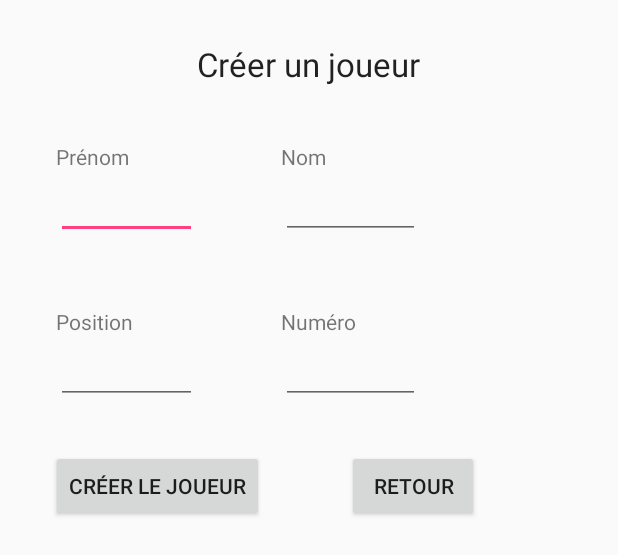
After one commit to shipl0ad/ProjetHockey, an Android app: the layout creejoueurs.xml on its own in the app's theme, with its tools: preview values and no code run, on a phone screen of 412 x 824 dp. The commit adds this screen. Shown: the top 555 px of the screen. Run offline under Robolectric (Android 15) with nearby library versions, the phone set to English and light mode, and no system bars.

Commit message:
scrollview et view creer joueurs

```diff
--- a/HockeySS/app/src/main/res/layout/activity_main.xml
+++ b/HockeySS/app/src/main/res/layout/activity_main.xml
@@ -9,6 +9,25 @@
     android:paddingTop="@dimen/activity_vertical_margin"
     tools:context="com.example.a6105160.projethockey.MainActivity">
 
+    <TextView
+        android:layout_width="wrap_content"
+        android:layout_height="wrap_content"
+        android:textAppearance="?android:attr/textAppearanceLarge"
+        android:text="Scoresheet Hockey"
+        android:id="@+id/textView"
+        android:layout_alignParentTop="true"
+        android:layout_centerHorizontal="true"
+        android:layout_marginTop="32dp" />
+
+
+    <ScrollView xmlns:android="http://schemas.android.com/apk/res/android"
+        android:layout_width="match_parent"
+        android:layout_height="match_parent"
+        android:fillViewport="true">
+
+        <RelativeLayout
+            android:layout_width="match_parent"
+            android:layout_height="match_parent">
             <Button
                 android:layout_width="wrap_content"
                 android:layout_height="wrap_content"
@@ -35,15 +54,14 @@
                 android:layout_alignEnd="@+id/button2"
                 android:layout_alignStart="@+id/button2" />
 
-    <TextView
+            <Button
                 android:layout_width="wrap_content"
                 android:layout_height="wrap_content"
-        android:textAppearance="?android:attr/textAppearanceLarge"
-        android:text="Scoresheet Hockey"
-        android:id="@+id/textView"
-        android:layout_alignParentTop="true"
-        android:layout_centerHorizontal="true"
-        android:layout_marginTop="32dp" />
+                android:text="Statistiques"
+                android:id="@+id/button10"
+                android:layout_below="@+id/button3"
+                android:layout_alignStart="@+id/button3"
+                android:layout_alignEnd="@+id/button3" />
 
             <Button
                 android:layout_width="wrap_content"
@@ -55,12 +73,9 @@
                 android:layout_alignEnd="@+id/button10"
                 android:layout_alignStart="@+id/button10" />
 
-    <Button
-        android:layout_width="wrap_content"
-        android:layout_height="wrap_content"
-        android:text="Statistiques"
-        android:id="@+id/button10"
-        android:layout_below="@+id/button3"
-        android:layout_alignStart="@+id/button3"
-        android:layout_alignEnd="@+id/button3" />
         </RelativeLayout>
+
+    </ScrollView>
+
+
+</RelativeLayout>
--- /dev/null
+++ b/HockeySS/app/src/main/res/layout/creejoueurs.xml
@@ -0,0 +1,116 @@
+<?xml version="1.0" encoding="utf-8"?>
+<RelativeLayout xmlns:android="http://schemas.android.com/apk/res/android"
+    android:layout_width="match_parent" android:layout_height="match_parent">
+
+    <TextView
+        android:layout_width="wrap_content"
+        android:layout_height="wrap_content"
+        android:textAppearance="?android:attr/textAppearanceLarge"
+        android:text="Créer un joueur"
+        android:id="@+id/textView29"
+        android:layout_marginTop="28dp"
+        android:layout_alignParentTop="true"
+        android:layout_centerHorizontal="true" />
+
+    <TextView
+        android:layout_width="wrap_content"
+        android:layout_height="wrap_content"
+        android:text="Prénom"
+        android:id="@+id/textView28"
+        android:layout_marginTop="37dp"
+        android:layout_below="@+id/textView29"
+        android:layout_alignParentStart="true"
+        android:layout_marginStart="37dp" />
+
+    <EditText
+        android:layout_width="wrap_content"
+        android:layout_height="wrap_content"
+        android:id="@+id/editText9"
+        android:layout_below="@+id/textView28"
+        android:layout_alignStart="@+id/textView28"
+        android:layout_toStartOf="@+id/textView29" />
+
+    <TextView
+        android:layout_width="wrap_content"
+        android:layout_height="wrap_content"
+        android:text="Nom"
+        android:id="@+id/textView30"
+        android:layout_alignTop="@+id/textView28"
+        android:layout_alignStart="@+id/textView29"
+        android:layout_marginStart="56dp" />
+
+    <EditText
+        android:layout_width="wrap_content"
+        android:layout_height="wrap_content"
+        android:id="@+id/editText10"
+        android:layout_alignTop="@+id/editText9"
+        android:layout_alignStart="@+id/textView30"
+        android:layout_alignEnd="@+id/textView29" />
+
+    <TextView
+        android:layout_width="wrap_content"
+        android:layout_height="wrap_content"
+        android:text="Position"
+        android:id="@+id/textView31"
+        android:layout_below="@+id/editText9"
+        android:layout_alignStart="@+id/editText9"
+        android:layout_marginTop="45dp" />
+
+    <TextView
+        android:layout_width="wrap_content"
+        android:layout_height="wrap_content"
+        android:text="Numéro"
+        android:id="@+id/textView32"
+        android:layout_alignTop="@+id/textView31"
+        android:layout_alignStart="@+id/editText10" />
+
+    <EditText
+        android:layout_width="wrap_content"
+        android:layout_height="wrap_content"
+        android:id="@+id/editText11"
+        android:layout_below="@+id/textView31"
+        android:layout_alignStart="@+id/textView31"
+        android:layout_alignEnd="@+id/editText9" />
+
+    <EditText
+        android:layout_width="wrap_content"
+        android:layout_height="wrap_content"
+        android:id="@+id/editText12"
+        android:layout_alignTop="@+id/editText11"
+        android:layout_alignStart="@+id/textView32"
+        android:layout_alignEnd="@+id/textView29" />
+
+    <LinearLayout
+        android:orientation="vertical"
+        android:layout_width="match_parent"
+        android:layout_height="200dp"
+        android:layout_marginTop="300dp">
+
+        <RelativeLayout
+            android:layout_width="match_parent"
+            android:layout_height="78dp">
+
+            <Button
+                android:layout_width="wrap_content"
+                android:layout_height="wrap_content"
+                android:text="Créer le joueur"
+                android:id="@+id/button"
+                android:layout_alignParentTop="true"
+                android:layout_alignParentStart="true"
+                android:layout_marginStart="34dp" />
+
+            <Button
+                android:layout_width="wrap_content"
+                android:layout_height="wrap_content"
+                android:text="Retour"
+                android:id="@+id/button25"
+                android:layout_gravity="right"
+                android:layout_alignBaseline="@+id/button"
+                android:layout_alignBottom="@+id/button"
+                android:layout_toEndOf="@+id/button"
+                android:layout_marginStart="55dp" />
+        </RelativeLayout>
+
+    </LinearLayout>
+
+</RelativeLayout>
```
Lines whose indentation alone changed are shown as unchanged.
